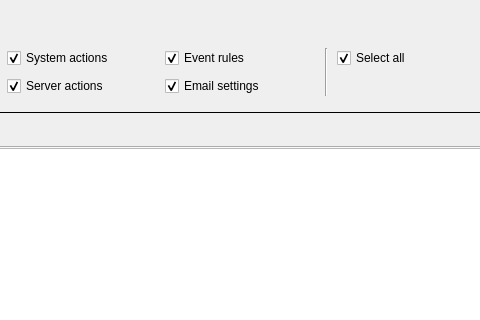
networkoptix/nx_open, file vms/client/nx_vms_client_desktop/src/ui/dialogs/audit_log_dialog.ui: the form before one commit; both pictures show x 492 to 972 and y 0 to 320 of the 1360 by 640 pixel window.
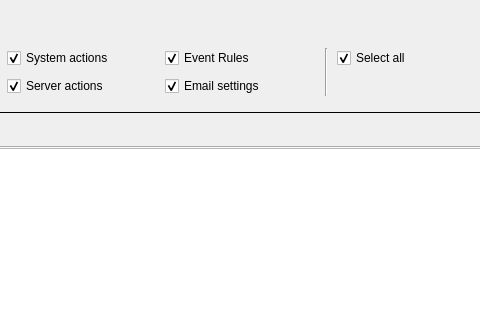
The form after the commit. Custom widgets are drawn as their Qt base class.

```diff
--- a/vms/client/nx_vms_client_desktop/src/ui/dialogs/audit_log_dialog.ui
+++ b/vms/client/nx_vms_client_desktop/src/ui/dialogs/audit_log_dialog.ui
@@ -150,7 +150,7 @@
              </size>
             </property>
             <property name="text">
-             <string>Event rules</string>
+             <string>Event Rules</string>
             </property>
             <property name="checked">
              <bool>true</bool>
```
